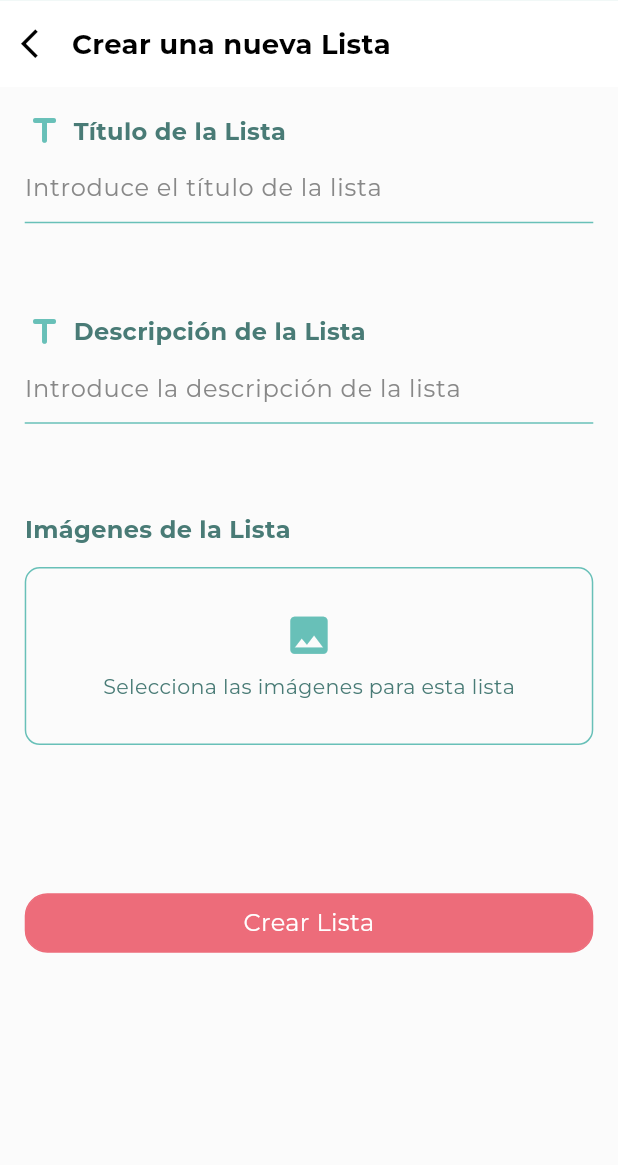
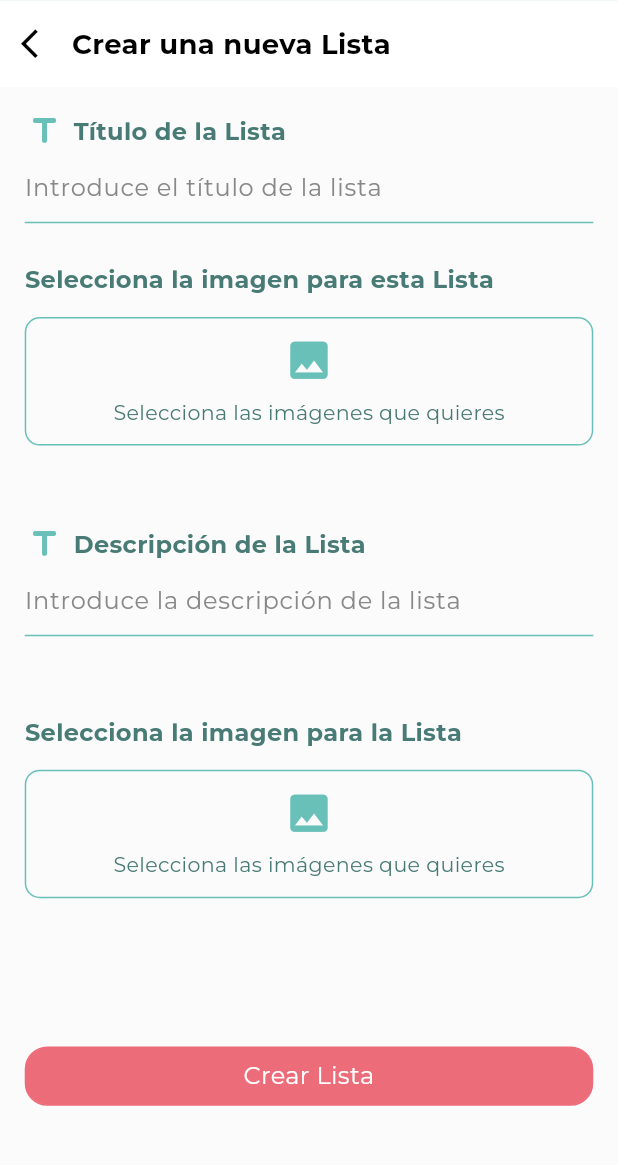
Before and after one commit to mrabaneda/tfg_maria_app, a Flutter app: the CreateList screen opened directly, on a phone screen of 412 x 824 dp, the part 49-1214 px from its top. Run offline on Flutter 3.47's test engine with Material 3 defaults, Android fonts, the phone set to English and light mode, and no system bars; our stand-ins replace cached_network_image, cloud_firestore, firebase_auth, firebase_core, flutter_dotenv, flutter_riverpod and 4 more; accounts and stored records are empty; generated files the repository leaves out were written again.

Commit message:
feat: beginning my lists personalization

```diff
--- /dev/null
+++ b/lib/adapters/ui/features/my_lists/models/my_list_item.view_model.dart
@@ -0,0 +1,19 @@
+class MyListItemViewModel {
+  final String description;
+  final String descriptionImagesUrl;
+
+  MyListItemViewModel({
+    required this.description,
+    required this.descriptionImagesUrl,
+  });
+
+  MyListItemViewModel copyWith({
+    String? description,
+    String? descriptionImagesUrl,
+  }) {
+    return MyListItemViewModel(
+      description: description ?? this.description,
+      descriptionImagesUrl: descriptionImagesUrl ?? this.descriptionImagesUrl,
+    );
+  }
+}
--- a/lib/adapters/ui/features/my_lists/widgets/create_list.dart
+++ b/lib/adapters/ui/features/my_lists/widgets/create_list.dart
@@ -1,10 +1,10 @@
-import 'dart:io';
 import 'package:flutter/material.dart';
 import 'package:flutter_riverpod/flutter_riverpod.dart';
 import 'package:image_picker/image_picker.dart';
+import 'package:tfg_maria_app/adapters/ui/features/my_lists/models/my_list_item.view_model.dart';
 import 'package:tfg_maria_app/adapters/ui/features/my_lists/providers/planner_controller.provider.dart';
-
-import 'package:tfg_maria_app/adapters/ui/features/planner/helpers/constants.dart';
+import 'package:tfg_maria_app/adapters/ui/features/my_lists/widgets/create_list_image_field.dart';
+import 'package:tfg_maria_app/adapters/ui/shared/helpers/constants.dart';
 import 'package:tfg_maria_app/adapters/ui/shared/helpers/extensions.dart';
 import 'package:tfg_maria_app/adapters/ui/shared/helpers/screen_functions.dart';
 import 'package:tfg_maria_app/adapters/ui/shared/helpers/utils.dart';
@@ -24,8 +24,8 @@ class CreateList extends ConsumerStatefulWidget {
 class _CreateListState extends ConsumerState<CreateList> {
   final TextEditingController _taskTitleController = TextEditingController();
   final TextEditingController _taskDescriptionController = TextEditingController();
-  final ImagePicker _picker = ImagePicker();
-  XFile? _selectedImage;
+  XFile? _selectedTitleImage;
+  XFile? _selectedItemImage;
 
   @override
   Widget build(BuildContext context) {
@@ -56,7 +56,13 @@ class _CreateListState extends ConsumerState<CreateList> {
                   textEditingController: _taskTitleController,
                   isEnabled: !isLoading,
                 ),
-                SizedBox(height: hJM(9)),
+                SizedBox(height: hJM(4)),
+                CreateListImageField(
+                  inputTitle: 'Selecciona la imagen para esta Lista',
+                  selectedTitleImage: _selectedTitleImage,
+                  isLoading: isLoading,
+                ),
+                SizedBox(height: hJM(8)),
                 Input(
                   label: 'Descripción de la Lista',
                   placeHolder: 'Introduce la descripción de la lista',
@@ -64,37 +70,11 @@ class _CreateListState extends ConsumerState<CreateList> {
                   textEditingController: _taskDescriptionController,
                   isEnabled: !isLoading,
                 ),
-                SizedBox(height: hJM(9)),
-                Text('Imágenes de la Lista', style: CommonTheme.titleSmall),
-                SizedBox(height: hJM(2)),
-                GestureDetector(
-                  onTap: isLoading ? null : _selectPhoto,
-                  child: Container(
-                    height: hJM(18),
-                    padding: EdgeInsets.all(wJM(2)),
-                    decoration: BoxDecoration(
-                      border: Border.all(color: CommonTheme.primaryColor),
-                      borderRadius: CommonTheme.defaultCardRadius,
-                    ),
-                    child: _selectedImage == null
-                        ? Center(
-                            child: Column(
-                              mainAxisAlignment: MainAxisAlignment.center,
-                              children: [
-                                Icon(Icons.photo, size: hJM(5), color: CommonTheme.primaryColor),
-                                SizedBox(height: 8),
-                                Text('Selecciona las imágenes para esta lista', style: CommonTheme.bodySmall),
-                              ],
-                            ),
-                          )
-                        : ClipRRect(
-                            borderRadius: BorderRadius.circular(wJM(2)),
-                            child: Image.file(
-                              File(_selectedImage!.path),
-                              fit: BoxFit.contain,
-                            ),
-                          ),
-                  ),
+                SizedBox(height: hJM(8)),
+                CreateListImageField(
+                  inputTitle: 'Selecciona la imagen para la Lista',
+                  selectedTitleImage: _selectedItemImage,
+                  isLoading: isLoading,
                 ),
                 SizedBox(height: hJM(15)),
                 BaseButton(
@@ -103,8 +83,14 @@ class _CreateListState extends ConsumerState<CreateList> {
                   onClick: () => {
                     ref.read(myListProvider.notifier).createList(
                       _taskTitleController.text,
-                      _taskDescriptionController.text,
-                      [playSportsImage, boardGameImage],
+                      sportsImage,
+                      [
+                        MyListItemViewModel(
+                          description: 'Natación',
+                          descriptionImagesUrl:
+                              'https://globalsymbols.com/uploads/production/image/imagefile/22066/17_22067_92669f3c-137c-43c9-9980-81619ba7ebf6.png',
+                        ),
+                      ],
                     ),
                   },
                   loading: isLoading,
@@ -116,15 +102,4 @@ class _CreateListState extends ConsumerState<CreateList> {
       ),
     );
   }
-
-  Future<void> _selectPhoto() async {
-    final XFile? photo = await _picker.pickImage(
-      source: ImageSource.gallery,
-      preferredCameraDevice: CameraDevice.rear,
-    );
-
-    if (photo != null) {
-      setState(() => _selectedImage = photo);
-    }
-  }
 }
--- /dev/null
+++ b/lib/adapters/ui/features/my_lists/widgets/create_list_image_field.dart
@@ -0,0 +1,84 @@
+import 'dart:io';
+
+import 'package:flutter/material.dart';
+import 'package:image_picker/image_picker.dart';
+import 'package:tfg_maria_app/adapters/ui/shared/helpers/screen_functions.dart';
+import 'package:tfg_maria_app/adapters/ui/shared/styles/theme.dart';
+
+class CreateListImageField extends StatefulWidget {
+  final String inputTitle;
+  final XFile? selectedTitleImage;
+  final bool isLoading;
+
+  const CreateListImageField({
+    super.key,
+    required this.inputTitle,
+    required this.selectedTitleImage,
+    required this.isLoading,
+  });
+
+  @override
+  State<CreateListImageField> createState() => _CreateListImageFieldState();
+}
+
+class _CreateListImageFieldState extends State<CreateListImageField> {
+  final ImagePicker _picker = ImagePicker();
+  XFile? _selectedTitleImage;
+
+  @override
+  void initState() {
+    super.initState();
+    _selectedTitleImage = widget.selectedTitleImage;
+  }
+
+  Future<void> _selectPhoto() async {
+    final XFile? photo = await _picker.pickImage(
+      source: ImageSource.gallery,
+      preferredCameraDevice: CameraDevice.rear,
+    );
+
+    if (photo != null) {
+      setState(() => _selectedTitleImage = photo);
+    }
+  }
+
+  @override
+  Widget build(BuildContext context) {
+    return Column(
+      crossAxisAlignment: CrossAxisAlignment.start,
+      children: [
+        Text(widget.inputTitle, style: CommonTheme.titleSmall),
+        SizedBox(height: hJM(2)),
+        GestureDetector(
+          onTap: widget.isLoading ? null : _selectPhoto,
+          child: Container(
+            height: hJM(13),
+            padding: EdgeInsets.all(wJM(2)),
+            decoration: BoxDecoration(
+              border: Border.all(color: CommonTheme.primaryColor),
+              borderRadius: CommonTheme.defaultCardRadius,
+            ),
+            child: _selectedTitleImage == null
+                ? Center(
+                    child: Column(
+                      mainAxisAlignment: MainAxisAlignment.center,
+                      children: [
+                        Icon(Icons.photo, size: hJM(5), color: CommonTheme.primaryColor),
+                        SizedBox(height: 8),
+                        Text('Selecciona las imágenes que quieres', style: CommonTheme.bodySmall),
+                      ],
+                    ),
+                  )
+                : ClipRRect(
+                    borderRadius: BorderRadius.circular(wJM(2)),
+                    child: Image.file(
+                      File(_selectedTitleImage!.path),
+                      fit: BoxFit.contain,
+                    ),
+                  ),
+          ),
+        ),
+      ],
+    );
+  }
+}
--- a/lib/adapters/ui/features/navbar/helpers/constants.dart
+++ b/lib/adapters/ui/features/navbar/helpers/constants.dart
@@ -4,13 +4,13 @@ import 'package:tfg_maria_app/adapters/ui/features/navbar/models/nav_bar_item.da
 import 'package:tfg_maria_app/adapters/ui/features/planner/widgets/planner.dart';
 import 'package:tfg_maria_app/adapters/ui/features/profile/widgets/profile.dart';
 import 'package:tfg_maria_app/adapters/ui/features/settings/widgets/settings.dart';
-import 'package:tfg_maria_app/adapters/ui/features/my_lists/widgets/my_lists.dart';
+import 'package:tfg_maria_app/adapters/ui/features/my_lists/widgets/my_lists_menu.dart';
 
 const defaultTab = 2;
 
 final navBarPages = [
   const Planner(),
-  const MyLists(),
+  const MyListsMenu(),
   const Home(),
   const Profile(),
   const Settings(),
```
Also changed, not shown: lib/adapters/ui/features/my_lists/controllers/my_list.controller.dart (+10 -5 lines), lib/adapters/ui/features/my_lists/models/my_list.view.model.dart (+10 -8 lines), lib/adapters/ui/features/my_lists/state/my_list.state.dart (+33 -10 lines), lib/adapters/ui/features/my_lists/widgets/my_lists.dart (+79 -52 lines), lib/adapters/ui/features/my_lists/widgets/my_lists_menu.dart (added, +43 -0 lines).
